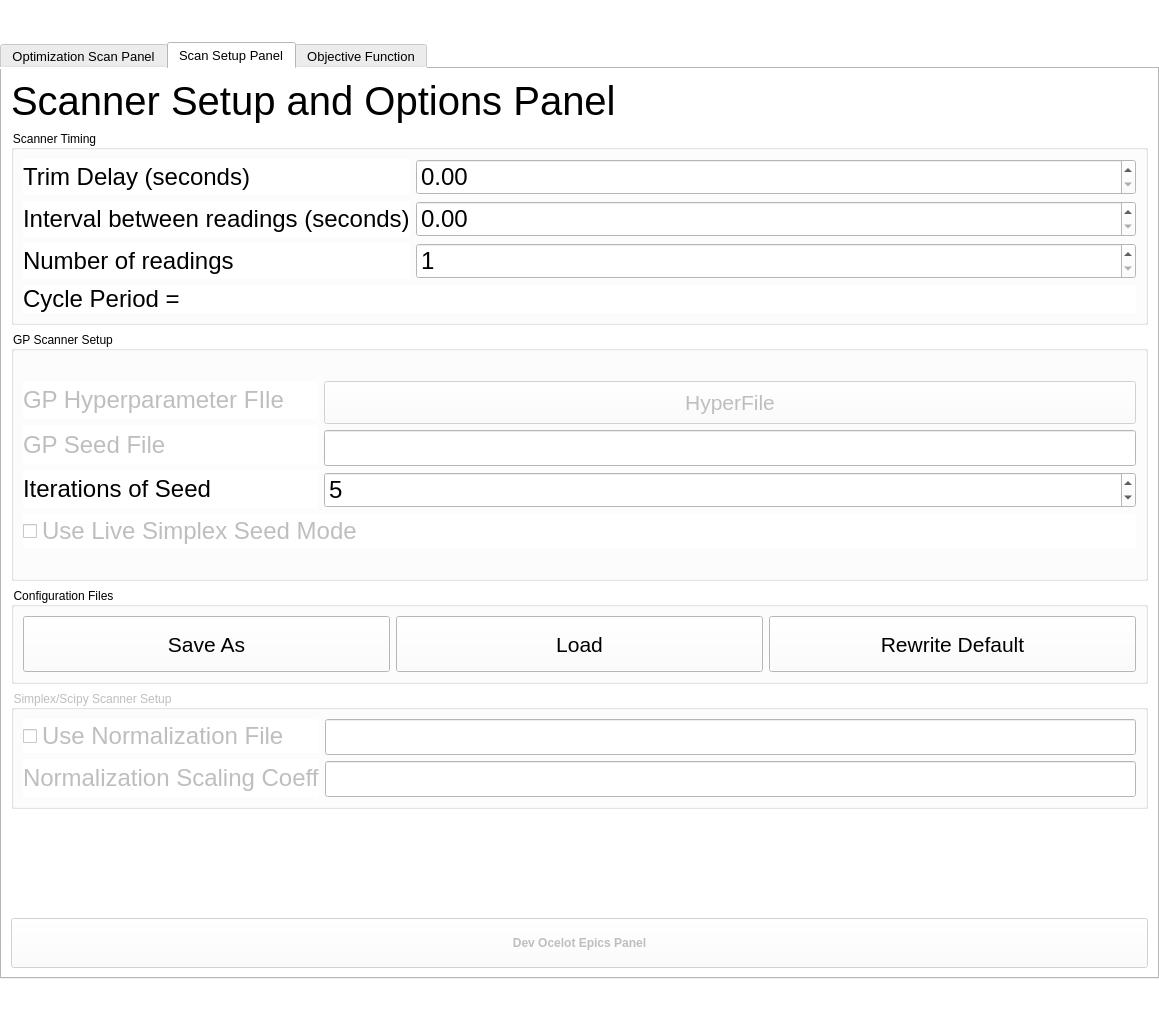
Above: UImanul.ui from sergey-tomin/manul before the change. Below: the same form after it.
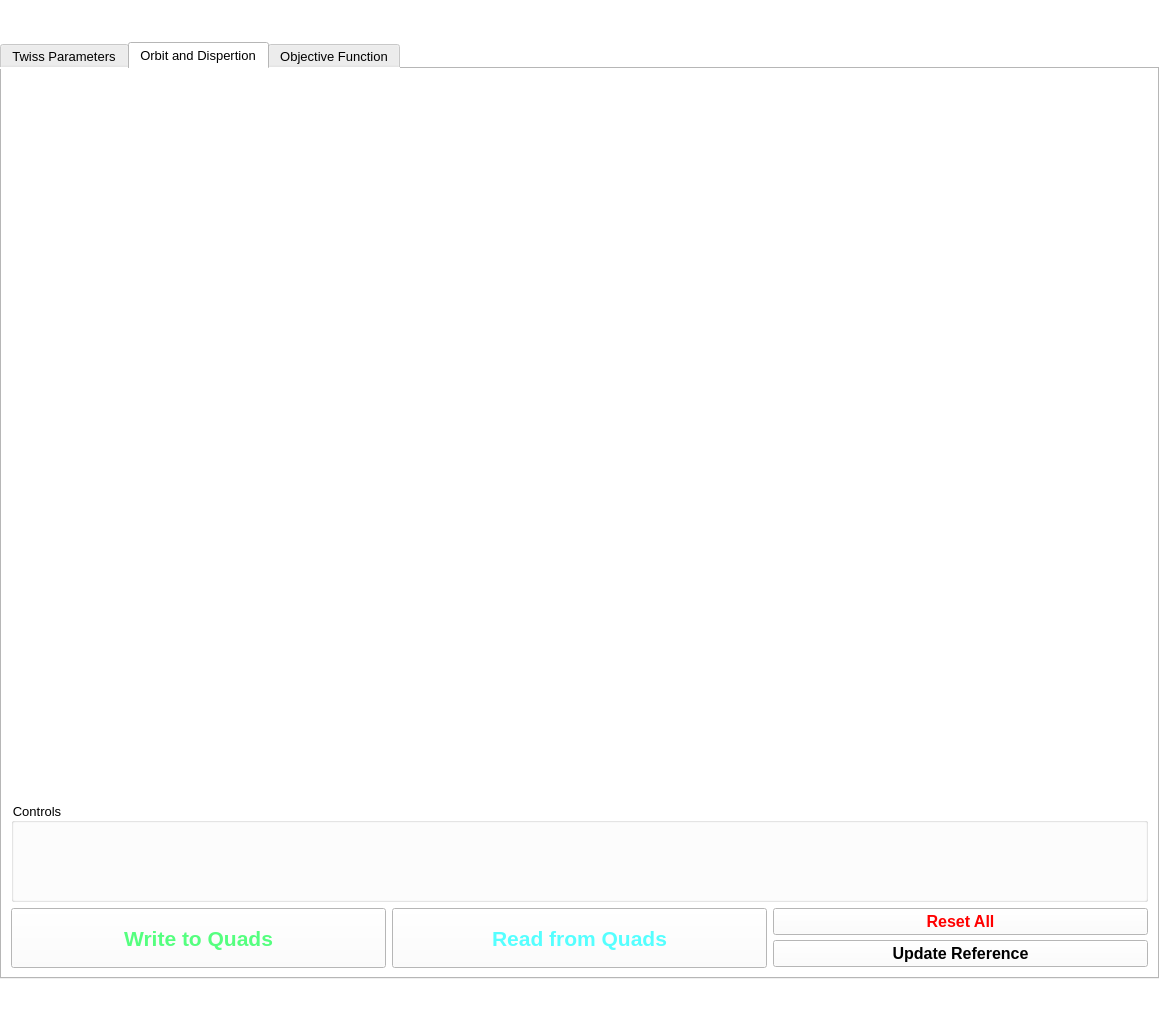
That is the form after the change. The open tabs and pages were chosen to show the change.

Diff of the .ui file:
```diff
--- a/UImanul.ui
+++ b/UImanul.ui
@@ -68,7 +68,7 @@
      </property>
      <widget class="QWidget" name="tab">
       <attribute name="title">
-       <string>Optimization Scan Panel</string>
+       <string>Twiss Parameters</string>
       </attribute>
       <layout class="QGridLayout" name="gridLayout_9">
        <item row="5" column="0" colspan="2">
@@ -260,588 +260,344 @@
          </item>
         </layout>
        </item>
+       <item row="1" column="0" colspan="2">
+        <layout class="QHBoxLayout" name="horizontalLayout_13">
+         <item>
+          <widget class="QGroupBox" name="groupBox_9">
+           <property name="minimumSize">
+            <size>
+             <width>0</width>
+             <height>50</height>
+            </size>
+           </property>
+           <property name="font">
+            <font>
+             <pointsize>10</pointsize>
+            </font>
+           </property>
+           <property name="title">
+            <string>Calc Options</string>
+           </property>
+           <layout class="QGridLayout" name="gridLayout_15">
+            <item row="0" column="0">
+             <layout class="QGridLayout" name="gridLayout_14">
+              <item row="0" column="0">
+               <widget class="QCheckBox" name="checkBox">
+                <property name="font">
+                 <font>
+                  <pointsize>14</pointsize>
+                 </font>
+                </property>
+                <property name="text">
+                 <string>Coupler Kick</string>
+                </property>
+               </widget>
+              </item>
+             </layout>
+            </item>
+           </layout>
+          </widget>
+         </item>
+         <item>
+          <widget class="QGroupBox" name="groupBox_10">
+           <property name="font">
+            <font>
+             <pointsize>10</pointsize>
+            </font>
+           </property>
+           <property name="title">
+            <string>Matching</string>
+           </property>
+           <layout class="QVBoxLayout" name="verticalLayout_2">
+            <item>
+             <layout class="QVBoxLayout" name="verticalLayout">
+              <item>
+               <widget class="QCheckBox" name="checkBox_2">
+                <property name="font">
+                 <font>
+                  <pointsize>14</pointsize>
+                 </font>
+                </property>
+                <property name="text">
+                 <string>OTRC55</string>
+                </property>
+               </widget>
+              </item>
+              <item>
+               <widget class="QCheckBox" name="checkBox_3">
+                <property name="font">
+                 <font>
+                  <pointsize>14</pointsize>
+                 </font>
+                </property>
+                <property name="text">
+                 <string>OTRC200</string>
+                </property>
+               </widget>
+              </item>
+              <item>
+               <widget class="QCheckBox" name="checkBox_4">
+                <property name="font">
+                 <font>
+                  <pointsize>14</pointsize>
+                 </font>
+                </property>
+                <property name="text">
+                 <string>OTRC400</string>
+                </property>
+               </widget>
+              </item>
+             </layout>
+            </item>
+           </layout>
+          </widget>
+         </item>
+         <item>
+          <widget class="QGroupBox" name="groupBox_3">
+           <property name="minimumSize">
+            <size>
+             <width>0</width>
+             <height>100</height>
+            </size>
+           </property>
+           <property name="font">
+            <font>
+             <pointsize>10</pointsize>
+            </font>
+           </property>
+           <property name="title">
+            <string>Lattice</string>
+           </property>
+           <layout class="QGridLayout" name="gridLayout_13">
+            <item row="1" column="0">
+             <layout class="QGridLayout" name="gridLayout_4">
+              <item row="1" column="0">
+               <widget class="QComboBox" name="cb_lattice">
+                <property name="font">
+                 <font>
+                  <pointsize>14</pointsize>
+                 </font>
+                </property>
+               </widget>
+              </item>
+             </layout>
+            </item>
+           </layout>
+          </widget>
+         </item>
+        </layout>
+       </item>
       </layout>
      </widget>
      <widget class="QWidget" name="tab2">
       <attribute name="title">
-       <string>Scan Setup Panel</string>
+       <string>Orbit and Dispertion</string>
       </attribute>
-      <layout class="QVBoxLayout" name="verticalLayout_12">
-       <item>
-        <widget class="QLabel" name="label_3">
-         <property name="sizePolicy">
-          <sizepolicy hsizetype="Preferred" vsizetype="Fixed">
-           <horstretch>0</horstretch>
-           <verstretch>0</verstretch>
-          </sizepolicy>
-         </property>
-         <property name="font">
-          <font>
-           <pointsize>30</pointsize>
-          </font>
-         </property>
-         <property name="text">
-          <string>Scanner Setup and Options Panel</string>
-         </property>
-         <property name="margin">
-          <number>5</number>
-         </property>
-        </widget>
+      <layout class="QGridLayout" name="gridLayout_7">
+       <item row="2" column="0">
+        <layout class="QHBoxLayout" name="horizontalLayout_3">
+         <item>
+          <widget class="QPushButton" name="pb_write_2">
+           <property name="minimumSize">
+            <size>
+             <width>150</width>
+             <height>60</height>
+            </size>
+           </property>
+           <property name="font">
+            <font>
+             <pointsize>16</pointsize>
+             <weight>75</weight>
+             <bold>true</bold>
+            </font>
+           </property>
+           <property name="styleSheet">
+            <string notr="true">color: rgb(85, 255, 127);</string>
+           </property>
+           <property name="text">
+            <string>Write to Quads</string>
+           </property>
+          </widget>
+         </item>
+         <item>
+          <widget class="QPushButton" name="pb_read_2">
+           <property name="minimumSize">
+            <size>
+             <width>0</width>
+             <height>60</height>
+            </size>
+           </property>
+           <property name="font">
+            <font>
+             <pointsize>16</pointsize>
+             <weight>75</weight>
+             <bold>true</bold>
+            </font>
+           </property>
+           <property name="styleSheet">
+            <string notr="true">color: rgb(85, 255, 255);</string>
+           </property>
+           <property name="text">
+            <string>Read from Quads</string>
+           </property>
+          </widget>
+         </item>
+         <item>
+          <widget class="QFrame" name="frame_2">
+           <property name="minimumSize">
+            <size>
+             <width>0</width>
+             <height>60</height>
+            </size>
+           </property>
+           <property name="maximumSize">
+            <size>
+             <width>16777215</width>
+             <height>60</height>
+            </size>
+           </property>
+           <property name="frameShape">
+            <enum>QFrame::NoFrame</enum>
+           </property>
+           <property name="frameShadow">
+            <enum>QFrame::Plain</enum>
+           </property>
+           <property name="lineWidth">
+            <number>0</number>
+           </property>
+           <layout class="QGridLayout" name="gridLayout_5">
+            <property name="leftMargin">
+             <number>0</number>
+            </property>
+            <property name="topMargin">
+             <number>0</number>
+            </property>
+            <property name="rightMargin">
+             <number>0</number>
+            </property>
+            <property name="bottomMargin">
+             <number>0</number>
+            </property>
+            <property name="spacing">
+             <number>5</number>
+            </property>
+            <item row="5" column="0">
+             <widget class="QPushButton" name="pb_update_2">
+              <property name="minimumSize">
+               <size>
+                <width>0</width>
+                <height>20</height>
+               </size>
+              </property>
+              <property name="font">
+               <font>
+                <pointsize>12</pointsize>
+                <weight>75</weight>
+                <bold>true</bold>
+               </font>
+              </property>
+              <property name="text">
+               <string>Update Reference</string>
+              </property>
+             </widget>
+            </item>
+            <item row="1" column="0">
+             <widget class="QPushButton" name="pb_reset_2">
+              <property name="enabled">
+               <bool>true</bool>
+              </property>
+              <property name="minimumSize">
+               <size>
+                <width>0</width>
+                <height>20</height>
+               </size>
+              </property>
+              <property name="sizeIncrement">
+               <size>
+                <width>0</width>
+                <height>0</height>
+               </size>
+              </property>
+              <property name="font">
+               <font>
+                <pointsize>12</pointsize>
+                <weight>75</weight>
+                <bold>true</bold>
+               </font>
+              </property>
+              <property name="styleSheet">
+               <string notr="true">color: rgb(255, 0, 0);</string>
+              </property>
+              <property name="text">
+               <string>Reset All</string>
+              </property>
+             </widget>
+            </item>
+           </layout>
+          </widget>
+         </item>
+        </layout>
        </item>
-       <item>
+       <item row="0" column="0">
+        <layout class="QGridLayout" name="gridLayout_3">
+         <item row="0" column="0">
+          <widget class="QWidget" name="widget_3" native="true">
+           <property name="sizePolicy">
+            <sizepolicy hsizetype="Expanding" vsizetype="Expanding">
+             <horstretch>0</horstretch>
+             <verstretch>0</verstretch>
+            </sizepolicy>
+           </property>
+           <property name="minimumSize">
+            <size>
+             <width>700</width>
+             <height>600</height>
+            </size>
+           </property>
+          </widget>
+         </item>
+         <item row="0" column="3">
+          <widget class="QWidget" name="widget_4" native="true">
+           <property name="sizePolicy">
+            <sizepolicy hsizetype="Expanding" vsizetype="Expanding">
+             <horstretch>0</horstretch>
+             <verstretch>0</verstretch>
+            </sizepolicy>
+           </property>
+           <property name="minimumSize">
+            <size>
+             <width>400</width>
+             <height>200</height>
+            </size>
+           </property>
+           <property name="maximumSize">
+            <size>
+             <width>400</width>
+             <height>16777215</height>
+            </size>
+           </property>
+           <zorder>horizontalLayoutWidget</zorder>
+           <zorder>groupBox_2</zorder>
+           <zorder>widget_3</zorder>
+          </widget>
+         </item>
+        </layout>
+       </item>
+       <item row="1" column="0">
         <widget class="QGroupBox" name="groupBox">
-         <property name="enabled">
-          <bool>true</bool>
-         </property>
-         <property name="maximumSize">
-          <size>
-           <width>16777215</width>
-           <height>200</height>
-          </size>
-         </property>
-         <property name="title">
-          <string>Scanner Timing</string>
-         </property>
-         <layout class="QGridLayout" name="gridLayout_5">
-          <item row="0" column="0">
-           <layout class="QHBoxLayout" name="horizontalLayout">
-            <item>
-             <layout class="QVBoxLayout" name="verticalLayout_6">
-              <item>
-               <widget class="QLabel" name="label_2">
-                <property name="maximumSize">
-                 <size>
-                  <width>16777215</width>
-                  <height>16777215</height>
-                 </size>
-                </property>
-                <property name="font">
-                 <font>
-                  <pointsize>18</pointsize>
-                 </font>
-                </property>
-                <property name="text">
-                 <string>Trim Delay (seconds)          </string>
-                </property>
-               </widget>
-              </item>
-              <item>
-               <widget class="QLabel" name="label_6">
-                <property name="enabled">
-                 <bool>true</bool>
-                </property>
-                <property name="maximumSize">
-                 <size>
-                  <width>16777215</width>
-                  <height>16777215</height>
-                 </size>
-                </property>
-                <property name="font">
-                 <font>
-                  <pointsize>18</pointsize>
-                 </font>
-                </property>
-                <property name="text">
-                 <string>Interval between readings (seconds)</string>
-                </property>
-               </widget>
-              </item>
-              <item>
-               <widget class="QLabel" name="label_30">
-                <property name="enabled">
-                 <bool>true</bool>
-                </property>
-                <property name="maximumSize">
-                 <size>
-                  <width>16777215</width>
-                  <height>16777215</height>
-                 </size>
-                </property>
-                <property name="font">
-                 <font>
-                  <pointsize>18</pointsize>
-                 </font>
-                </property>
-                <property name="text">
-                 <string>Number of readings</string>
-                </property>
-               </widget>
-              </item>
-             </layout>
-            </item>
-            <item>
-             <layout class="QVBoxLayout" name="verticalLayout_7">
-              <item>
-               <widget class="QDoubleSpinBox" name="sb_tdelay">
-                <property name="sizePolicy">
-                 <sizepolicy hsizetype="Expanding" vsizetype="Fixed">
-                  <horstretch>0</horstretch>
-                  <verstretch>0</verstretch>
-                 </sizepolicy>
-                </property>
-                <property name="font">
-                 <font>
-                  <pointsize>18</pointsize>
-                 </font>
-                </property>
-                <property name="locale">
-                 <locale language="English" country="UnitedStates"/>
-                </property>
-                <property name="minimum">
-                 <double>0.000000000000000</double>
-                </property>
-                <property name="maximum">
-                 <double>99.989999999999995</double>
-                </property>
-                <property name="singleStep">
-                 <double>0.100000000000000</double>
-                </property>
-                <property name="value">
-                 <double>0.000000000000000</double>
-                </property>
-               </widget>
-              </item>
-              <item>
-               <widget class="QDoubleSpinBox" name="sb_ddelay">
-                <property name="enabled">
-                 <bool>true</bool>
-                </property>
-                <property name="font">
-                 <font>
-                  <pointsize>18</pointsize>
-                 </font>
-                </property>
-                <property name="locale">
-                 <locale language="English" country="UnitedStates"/>
-                </property>
-                <property name="minimum">
-                 <double>0.000000000000000</double>
-                </property>
-                <property name="singleStep">
-                 <double>0.050000000000000</double>
-                </property>
-                <property name="value">
-                 <double>0.000000000000000</double>
-                </property>
-               </widget>
-              </item>
-              <item>
-               <widget class="QSpinBox" name="sb_nreadings">
-                <property name="font">
-                 <font>
-                  <pointsize>18</pointsize>
-                 </font>
-                </property>
-                <property name="locale">
-                 <locale language="English" country="UnitedStates"/>
-                </property>
-                <property name="minimum">
-                 <number>1</number>
-                </property>
-                <property name="value">
-                 <number>1</number>
-                </property>
-               </widget>
-              </item>
-             </layout>
-            </item>
-           </layout>
-          </item>
-          <item row="1" column="0">
-           <widget class="QLabel" name="label_7">
-            <property name="maximumSize">
-             <size>
-              <width>16777215</width>
-              <height>30</height>
-             </size>
-            </property>
-            <property name="font">
-             <font>
-              <pointsize>18</pointsize>
-             </font>
-            </property>
-            <property name="text">
-             <string>Cycle Period = </string>
-            </property>
-           </widget>
-          </item>
-         </layout>
-        </widget>
-       </item>
-       <item>
-        <widget class="QGroupBox" name="groupBox_2">
-         <property name="enabled">
-          <bool>true</bool>
-         </property>
-         <property name="maximumSize">
-          <size>
-           <width>16777215</width>
-           <height>250</height>
-          </size>
-         </property>
-         <property name="title">
-          <string>GP Scanner Setup</string>
-         </property>
-         <layout class="QGridLayout" name="gridLayout_7">
-          <item row="0" column="0">
-           <layout class="QGridLayout" name="gridLayout_3">
-            <item row="0" column="0">
-             <layout class="QVBoxLayout" name="verticalLayout_3">
-              <item>
-               <widget class="QLabel" name="label_9">
-                <property name="enabled">
-                 <bool>false</bool>
-                </property>
-                <property name="maximumSize">
-                 <size>
-                  <width>16777215</width>
-                  <height>16777215</height>
-                 </size>
-                </property>
-                <property name="font">
-                 <font>
-                  <pointsize>18</pointsize>
-                 </font>
-                </property>
-                <property name="text">
-                 <string>GP Hyperparameter FIle     </string>
-                </property>
-               </widget>
-              </item>
-              <item>
-               <widget class="QLabel" name="label_8">
-                <property name="enabled">
-                 <bool>false</bool>
-                </property>
-                <property name="maximumSize">
-                 <size>
-                  <width>16777215</width>
-                  <height>16777215</height>
-                 </size>
-                </property>
-                <property name="font">
-                 <font>
-                  <pointsize>18</pointsize>
-                 </font>
-                </property>
-                <property name="text">
-                 <string>GP Seed File</string>
-                </property>
-               </widget>
-              </item>
-              <item>
-               <widget class="QLabel" name="label_10">
-                <property name="font">
-                 <font>
-                  <pointsize>18</pointsize>
-                 </font>
-                </property>
-                <property name="text">
-                 <string>Iterations of Seed</string>
-                </property>
-               </widget>
-              </item>
-             </layout>
-            </item>
-            <item row="0" column="1">
-             <layout class="QVBoxLayout" name="verticalLayout_2">
-              <item>
-               <widget class="QPushButton" name="pb_hyper_file">
-                <property name="enabled">
-                 <bool>false</bool>
-                </property>
-                <property name="sizePolicy">
-                 <sizepolicy hsizetype="Minimum" vsizetype="Expanding">
-                  <horstretch>0</horstretch>
-                  <verstretch>0</verstretch>
-                 </sizepolicy>
-                </property>
-                <property name="maximumSize">
-                 <size>
-                  <width>16777215</width>
-                  <height>43</height>
-                 </size>
-                </property>
-                <property name="baseSize">
-                 <size>
-                  <width>0</width>
-                  <height>0</height>
-                 </size>
-                </property>
-                <property name="font">
-                 <font>
-                  <pointsize>16</pointsize>
-                  <weight>50</weight>
-                  <italic>false</italic>
-                  <bold>false</bold>
-                 </font>
-                </property>
-                <property name="text">
-                 <string>HyperFile</string>
-                </property>
-               </widget>
-              </item>
-              <item>
-               <widget class="QLineEdit" name="lineEdit_4">
-                <property name="enabled">
-                 <bool>false</bool>
-                </property>
-                <property name="font">
-                 <font>
-                  <pointsize>18</pointsize>
-                 </font>
-                </property>
-               </widget>
-              </item>
-              <item>
-               <widget class="QSpinBox" name="sb_seed_iter">
-                <property name="font">
-                 <font>
-                  <pointsize>18</pointsize>
-                 </font>
-                </property>
-                <property name="minimum">
-                 <number>1</number>
-                </property>
-                <property name="value">
-                 <number>5</number>
-                </property>
-               </widget>
-              </item>
-             </layout>
-            </item>
-            <item row="1" column="0" colspan="2">
-             <widget class="QCheckBox" name="cb_use_live_seed">
-              <property name="enabled">
-               <bool>false</bool>
-              </property>
-              <property name="font">
-               <font>
-                <pointsize>18</pointsize>
-               </font>
-              </property>
-              <property name="text">
-               <string>Use Live Simplex Seed Mode</string>
-              </property>
-             </widget>
-            </item>
-           </layout>
-          </item>
-         </layout>
-        </widget>
-       </item>
-       <item>
-        <widget class="QGroupBox" name="groupBox_5">
-         <property name="enabled">
-          <bool>true</bool>
-         </property>
-         <property name="maximumSize">
-          <size>
-           <width>16777215</width>
-           <height>200</height>
-          </size>
-         </property>
-         <property name="title">
-          <string>Configuration Files</string>
-         </property>
-         <layout class="QGridLayout" name="gridLayout_8">
-          <item row="0" column="0">
-           <layout class="QHBoxLayout" name="horizontalLayout_4">
-            <item>
-             <layout class="QVBoxLayout" name="verticalLayout_11">
-              <item>
-               <layout class="QHBoxLayout" name="horizontalLayout_7">
-                <item>
-                 <widget class="QPushButton" name="pb_save_as">
-                  <property name="sizePolicy">
-                   <sizepolicy hsizetype="Minimum" vsizetype="Preferred">
-                    <horstretch>0</horstretch>
-                    <verstretch>0</verstretch>
-                   </sizepolicy>
-                  </property>
-                  <property name="font">
-                   <font>
-                    <pointsize>16</pointsize>
-                   </font>
-                  </property>
-                  <property name="text">
-                   <string>Save As</string>
-                  </property>
-                 </widget>
-                </item>
-                <item>
-                 <widget class="QPushButton" name="pb_load">
-                  <property name="sizePolicy">
-                   <sizepolicy hsizetype="Minimum" vsizetype="Preferred">
-                    <horstretch>0</horstretch>
-                    <verstretch>0</verstretch>
-                   </sizepolicy>
-                  </property>
-                  <property name="font">
-                   <font>
-                    <pointsize>16</pointsize>
-                   </font>
-                  </property>
-                  <property name="text">
-                   <string>Load</string>
-                  </property>
-                 </widget>
-                </item>
-                <item>
-                 <widget class="QPushButton" name="pb_rewrite">
-                  <property name="sizePolicy">
-                   <sizepolicy hsizetype="Minimum" vsizetype="Preferred">
-                    <horstretch>0</horstretch>
-                    <verstretch>0</verstretch>
-                   </sizepolicy>
-                  </property>
-                  <property name="font">
-                   <font>
-                    <pointsize>16</pointsize>
-                   </font>
-                  </property>
-                  <property name="cursor">
-                   <cursorShape>ForbiddenCursor</cursorShape>
-                  </property>
-                  <property name="text">
-                   <string>Rewrite Default</string>
-                  </property>
-                 </widget>
-                </item>
-               </layout>
-              </item>
-             </layout>
-            </item>
-           </layout>
-          </item>
-         </layout>
-        </widget>
-       </item>
-       <item>
-        <widget class="QGroupBox" name="groupBox_4">
-         <property name="enabled">
-          <bool>false</bool>
-         </property>
-         <property name="title">
-          <string>Simplex/Scipy Scanner Setup</string>
-         </property>
-         <layout class="QGridLayout" name="gridLayout_6">
-          <item row="0" column="0">
-           <layout class="QHBoxLayout" name="horizontalLayout_3">
-            <item>
-             <layout class="QVBoxLayout" name="verticalLayout_8">
-              <item>
-               <widget class="QCheckBox" name="checkBox_2">
-                <property name="enabled">
-                 <bool>false</bool>
-                </property>
-                <property name="font">
-                 <font>
-                  <pointsize>18</pointsize>
-                 </font>
-                </property>
-                <property name="text">
-                 <string>Use Normalization File</string>
-                </property>
-               </widget>
-              </item>
-              <item>
-               <widget class="QLabel" name="label_11">
-                <property name="enabled">
-                 <bool>false</bool>
-                </property>
-                <property name="maximumSize">
-                 <size>
-                  <width>16777215</width>
-                  <height>16777215</height>
-                 </size>
-                </property>
-                <property name="font">
-                 <font>
-                  <pointsize>18</pointsize>
-                 </font>
-                </property>
-                <property name="text">
-                 <string>Normalization Scaling Coeff</string>
-                </property>
-               </widget>
-              </item>
-             </layout>
-            </item>
-            <item>
-             <layout class="QVBoxLayout" name="verticalLayout_9">
-              <item>
-               <widget class="QLineEdit" name="lineEdit_7">
-                <property name="enabled">
-                 <bool>false</bool>
-                </property>
-                <property name="font">
-                 <font>
-                  <pointsize>18</pointsize>
-                 </font>
-                </property>
-               </widget>
-              </item>
-              <item>
-               <widget class="QLineEdit" name="lineEdit_8">
-                <property name="enabled">
-                 <bool>false</bool>
-                </property>
-                <property name="font">
-                 <font>
-                  <pointsize>18</pointsize>
-                 </font>
-                </property>
-               </widget>
-              </item>
-             </layout>
-            </item>
-           </layout>
-          </item>
-         </layout>
-        </widget>
-       </item>
-       <item>
-        <widget class="QLabel" name="label_4">
-         <property name="font">
-          <font>
-           <pointsize>10</pointsize>
-           <italic>true</italic>
-          </font>
-         </property>
-         <property name="layoutDirection">
-          <enum>Qt::LeftToRight</enum>
-         </property>
-         <property name="text">
-          <string/>
-         </property>
-         <property name="alignment">
-          <set>Qt::AlignCenter</set>
-         </property>
-         <property name="margin">
-          <number>5</number>
-         </property>
-        </widget>
-       </item>
-       <item>
-        <widget class="QPushButton" name="pushButton_4">
-         <property name="enabled">
-          <bool>false</bool>
-         </property>
          <property name="minimumSize">
           <size>
            <width>0</width>
-           <height>50</height>
+           <height>100</height>
           </size>
          </property>
          <property name="font">
           <font>
-           <weight>75</weight>
-           <bold>true</bold>
+           <pointsize>10</pointsize>
           </font>
          </property>
-         <property name="text">
-          <string>Dev Ocelot Epics Panel</string>
+         <property name="title">
+          <string>Controls</string>
          </property>
         </widget>
        </item>
```
Left out of the diff: 14 changed lines with no effect on the pictures.
